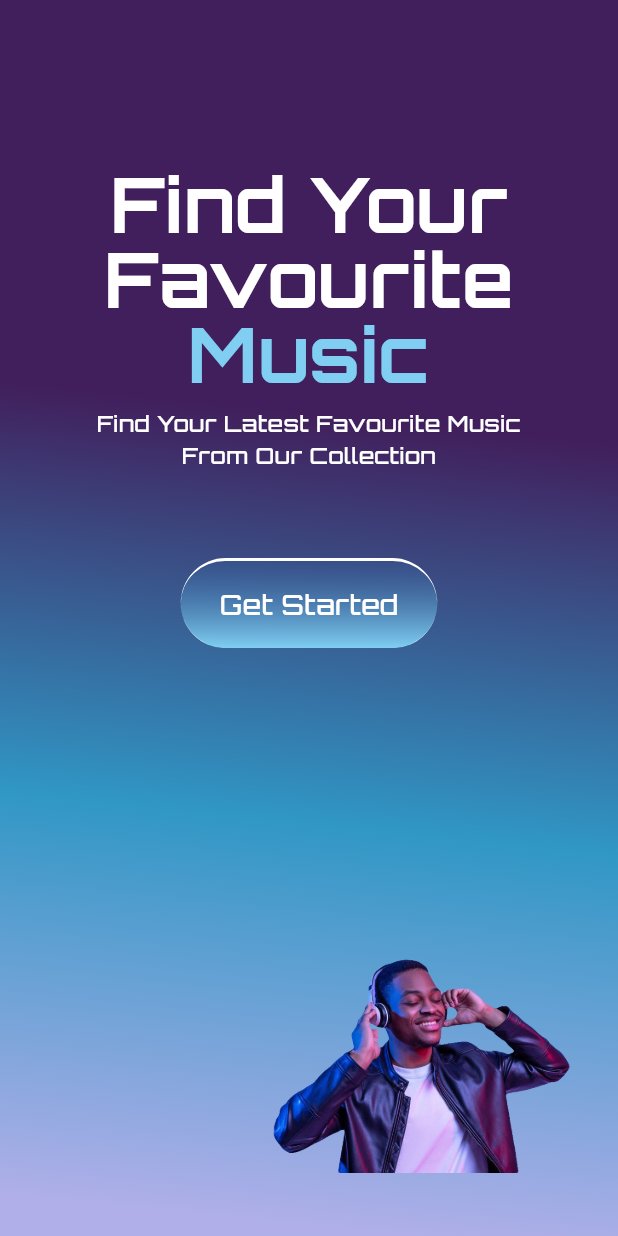
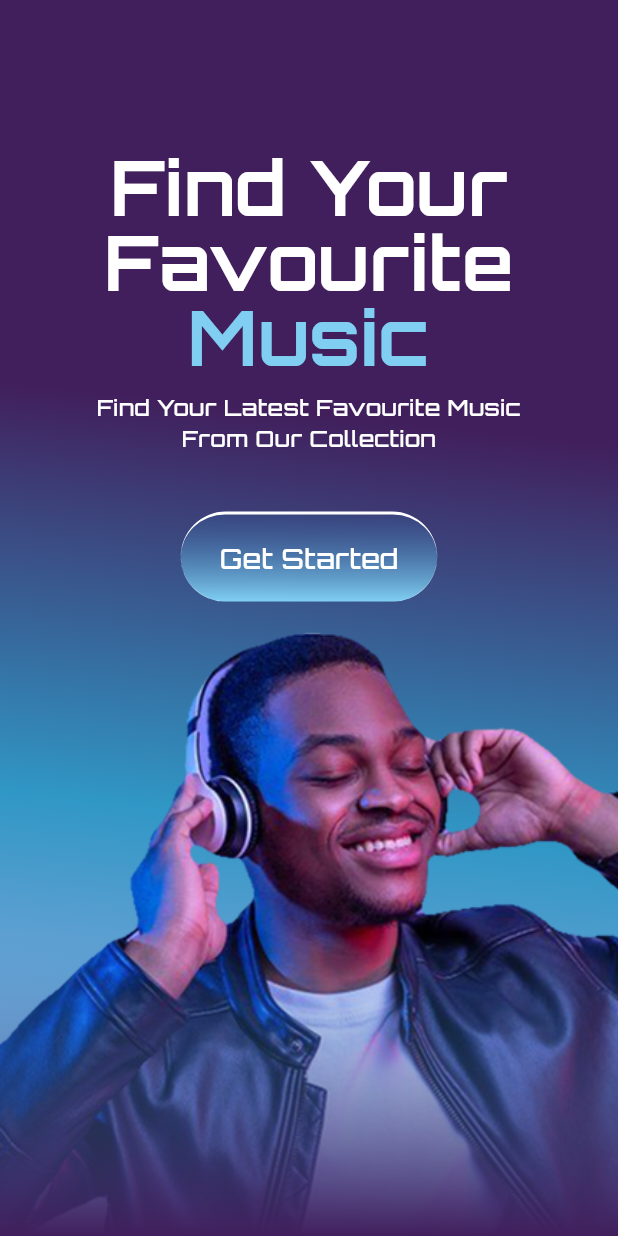
Before and after one commit to Amro27code/quran_app, a Flutter app: the screen it shows after launch, on a phone screen of 412 x 824 dp. Run offline on Flutter 3.47's test engine with Material 3 defaults, Android fonts, the phone set to English and light mode, and no system bars.

Commit message:
finish onb

```diff
--- a/lib/core/image_path_manager.dart
+++ b/lib/core/image_path_manager.dart
@@ -1,6 +1,5 @@
 class ImagePathManager {
   static const String _rootPath = "assets/images";
   static const String musicIcon = "$_rootPath/music-notes.png";
-  static const String onBoardingImage =
-      "$_rootPath/69e87000e3f6080df5ff272b9c29dc5ad7c3f30d.png";
+  static const String onBoardingImage = "$_rootPath/Guy listening music 1.png";
 }
--- a/lib/feature/onBoardingScreen/screens/onb_screen.dart
+++ b/lib/feature/onBoardingScreen/screens/onb_screen.dart
@@ -5,6 +5,7 @@ import 'package:quran_app/core/numbers/alignmet_manager.dart';
 import 'package:quran_app/core/numbers/font_size.dart';
 import 'package:quran_app/core/text_manager.dart';
 import 'package:quran_app/feature/onBoardingScreen/widgets/custom_button.dart';
+import 'package:quran_app/feature/onBoardingScreen/widgets/custom_image.dart';
 import 'package:quran_app/feature/onBoardingScreen/widgets/custom_title.dart';
 
 class OnbScreen extends StatelessWidget {
@@ -12,6 +13,7 @@ class OnbScreen extends StatelessWidget {
 
   @override
   Widget build(BuildContext context) {
+    // print(MediaQuery.of(context).size.width);
     return Scaffold(
       body: Container(
         width: .infinity,
@@ -39,7 +41,7 @@ class OnbScreen extends StatelessWidget {
           width: .infinity,
           child: Column(
             children: [
-              const SizedBox(height: 111),
+              const SizedBox(height: 100),
               customTitle(title: TextManager.titleOnb1),
               customTitle(
                 title: TextManager.titleOnb2,
@@ -52,16 +54,15 @@ class OnbScreen extends StatelessWidget {
                 size: FontSizeValues.subtitleOnb,
                 weight: .w500,
               ),
-              const SizedBox(height: 58),
-              customButtonOnb(context:context),
-              Spacer(),
-              Align(
-                alignment: .bottomRight,
-                child: Image(
-                  image: AssetImage(ImagePathManager.onBoardingImage),
-                  width: 250,
-                  height: 250,
-                ),
+              const SizedBox(height: 38),
+              customButtonOnb(
+                context: context,
+                onPressed: () =>
+                    Navigator.pushReplacementNamed(context, "home"),
+              ),
+              customImage(
+                imagePath: ImagePathManager.onBoardingImage,
+                context: context,
               ),
             ],
           ),
--- a/lib/feature/onBoardingScreen/widgets/custom_button.dart
+++ b/lib/feature/onBoardingScreen/widgets/custom_button.dart
@@ -3,9 +3,9 @@ import 'package:quran_app/core/color_manager.dart';
 import 'package:quran_app/core/numbers/font_size.dart';
 import 'package:quran_app/core/text_manager.dart';
 
-GestureDetector customButtonOnb({required BuildContext context}){
+GestureDetector customButtonOnb({required BuildContext context,required VoidCallback onPressed,String text=TextManager.onbButton }){
   return GestureDetector(
-    onTap: () => Navigator.pushReplacementNamed(context, "home"),
+    onTap:onPressed,
     child: Container(
       width: 171,
       height: 60,
@@ -25,7 +25,7 @@ GestureDetector customButtonOnb({required BuildContext context}){
       ),
       alignment: .center,
       child: Text(
-        TextManager.onbButton,
+        text,
         style: TextStyle(
           fontWeight: .w500,
           fontSize: FontSizeValues.buttonOnb,
--- /dev/null
+++ b/lib/feature/onBoardingScreen/widgets/custom_image.dart
@@ -0,0 +1,35 @@
+import 'package:flutter/material.dart';
+import 'package:quran_app/core/color_manager.dart';
+
+Expanded customImage({required String imagePath,required BuildContext context}){
+  return Expanded(
+    child: Stack(
+      children: [
+        SizedBox(
+          width: .infinity,
+          child: Image(
+            image: AssetImage(imagePath),
+            fit: BoxFit.cover,
+          ),
+        ),
+        Positioned(
+          bottom: 0,
+          child: Container(
+            width: MediaQuery.of(context).size.width,
+            height: 199,
+            decoration: BoxDecoration(
+              gradient: LinearGradient(
+                begin: Alignment(0, 1),
+                end: Alignment(0, -1),
+                colors: [
+                  ColorManager.primary,
+                  ColorManager.onbSecondary1.withAlpha(4),
+                ],
+              ),
+            ),
+          ),
+        ),
+      ],
+    ),
+  );
+}
```
